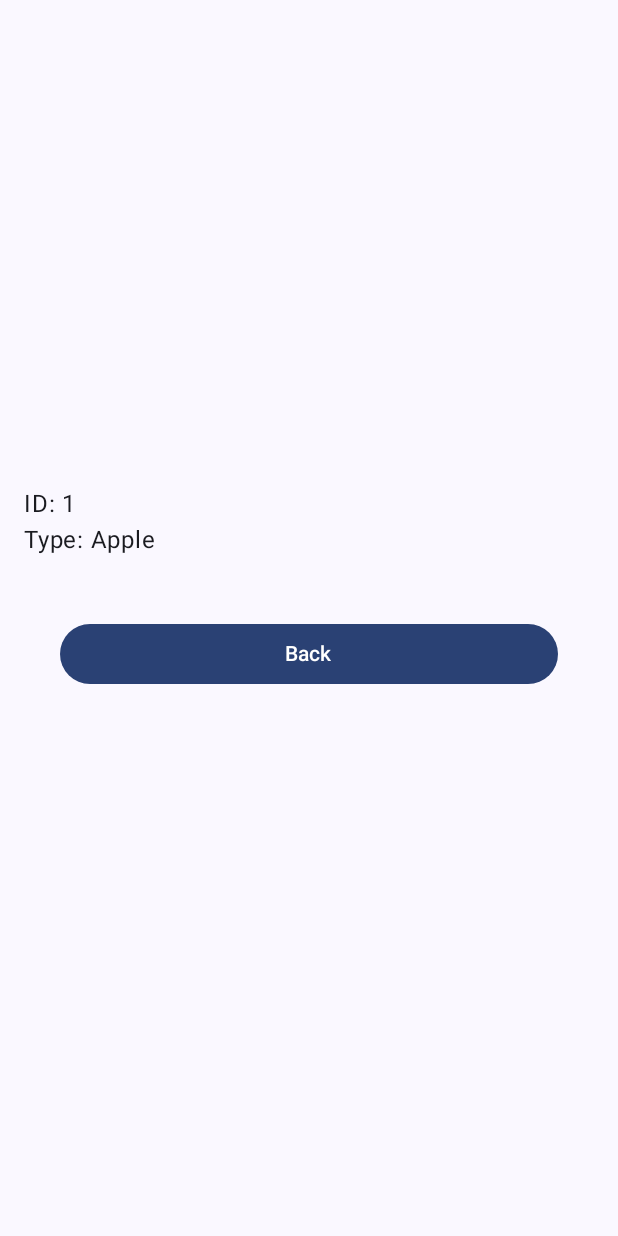
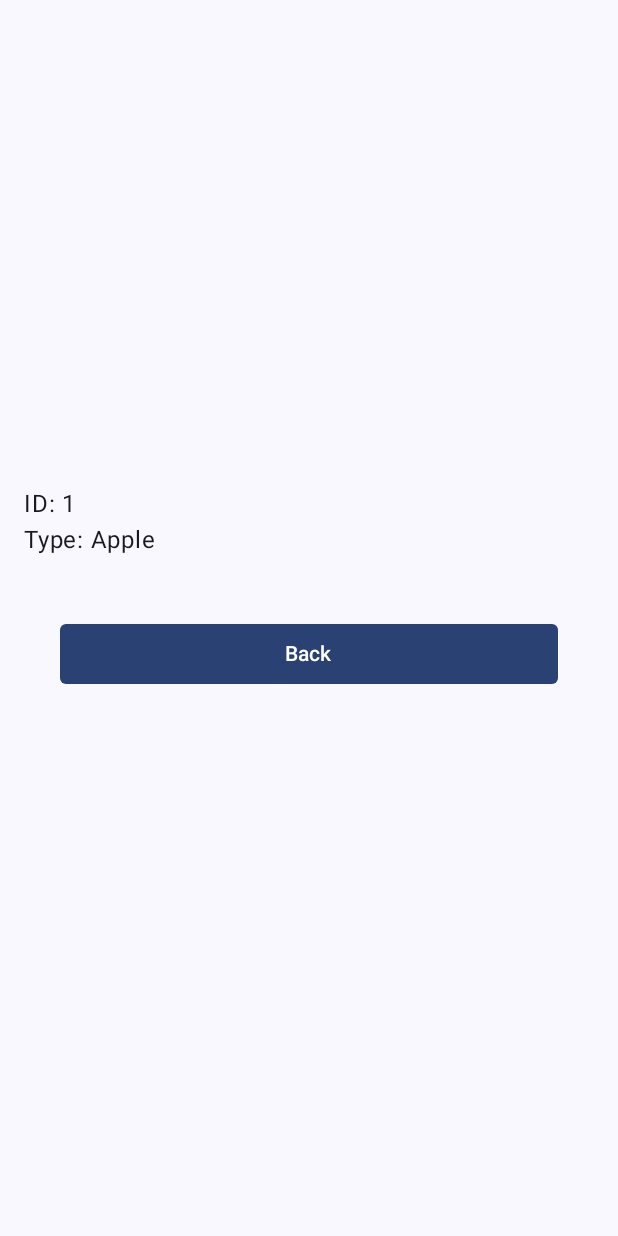
Before and after one commit to SouthTK/MobileFarmApp, an Android app built with Jetpack Compose: the TreesScreen screen opened through its navigation route, after a tap on an icon or button, on a phone screen of 412 x 824 dp. Run offline under Robolectric (Android 15) with nearby library versions, the phone set to English and light mode, and no system bars; our stand-ins replace Room's generated code.

Commit message:
fixed buttons styling

```diff
--- a/app/src/main/java/com/mobile/farm/MainActivity.kt
+++ b/app/src/main/java/com/mobile/farm/MainActivity.kt
@@ -12,6 +12,7 @@ import androidx.compose.foundation.layout.fillMaxSize
 import androidx.compose.foundation.layout.padding
 import androidx.compose.foundation.lazy.LazyColumn
 import androidx.compose.foundation.lazy.items
+import androidx.compose.foundation.shape.RoundedCornerShape
 import androidx.compose.material3.Button
 import androidx.compose.material3.HorizontalDivider
 import androidx.compose.material3.OutlinedTextField
@@ -178,15 +179,24 @@ fun FarmScreen(
 
         Text(text = "Farm")
 
-        Button(onClick = onVisitsClick) {
+        Button(
+            onClick = onVisitsClick,
+            shape = RoundedCornerShape(4.dp)
+        ) {
             Text("Visits")
         }
 
-        Button(onClick = onTreesClick) {
+        Button(
+            onClick = onTreesClick,
+            shape = RoundedCornerShape(4.dp)
+        ) {
             Text("Trees")
         }
 
-        Button(onClick = onFruitsClick) {
+        Button(
+            onClick = onFruitsClick,
+            shape = RoundedCornerShape(4.dp)
+            ) {
             Text("Fruits")
         }
     }
--- a/app/src/main/java/com/mobile/farm/tree/TreeUI.kt
+++ b/app/src/main/java/com/mobile/farm/tree/TreeUI.kt
@@ -8,6 +8,7 @@ import androidx.compose.foundation.layout.fillMaxWidth
 import androidx.compose.foundation.layout.padding
 import androidx.compose.foundation.lazy.LazyColumn
 import androidx.compose.foundation.lazy.items
+import androidx.compose.foundation.shape.RoundedCornerShape
 import androidx.compose.material3.Button
 import androidx.compose.material3.HorizontalDivider
 import androidx.compose.material3.Text
@@ -42,6 +43,7 @@ fun TreesScreen(
 
         Button(
             onClick = onNavigateBack,
+            shape = RoundedCornerShape(4.dp),
             modifier = Modifier.fillMaxWidth().padding(40.dp)
         ) {
             Text("Back")
@@ -71,6 +73,7 @@ fun TreeDetailsScreen(
 
         Button(
             onClick = onNavigateBack,
+            shape = RoundedCornerShape(4.dp),
             modifier = Modifier.fillMaxWidth().padding(40.dp)
         ) {
             Text("Back")
--- a/app/src/main/java/com/mobile/farm/visit/VisitUI.kt
+++ b/app/src/main/java/com/mobile/farm/visit/VisitUI.kt
@@ -8,6 +8,7 @@ import androidx.compose.foundation.layout.fillMaxWidth
 import androidx.compose.foundation.layout.padding
 import androidx.compose.foundation.lazy.LazyColumn
 import androidx.compose.foundation.lazy.items
+import androidx.compose.foundation.shape.RoundedCornerShape
 import androidx.compose.material3.Button
 import androidx.compose.material3.HorizontalDivider
 import androidx.compose.material3.Text
@@ -42,6 +43,7 @@ fun VisitsScreen(
 
         Button(
             onClick = onNavigateBack,
+            shape = RoundedCornerShape(4.dp),
             modifier = Modifier.fillMaxWidth().padding(40.dp)
         ) {
             Text("Back")
@@ -66,6 +68,7 @@ fun VisitDetailsScreen(
 
         Button(
             onClick = onNavigateBack,
+            shape = RoundedCornerShape(4.dp),
             modifier = Modifier.fillMaxWidth().padding(40.dp)
         ) {
             Text("Back")
```
